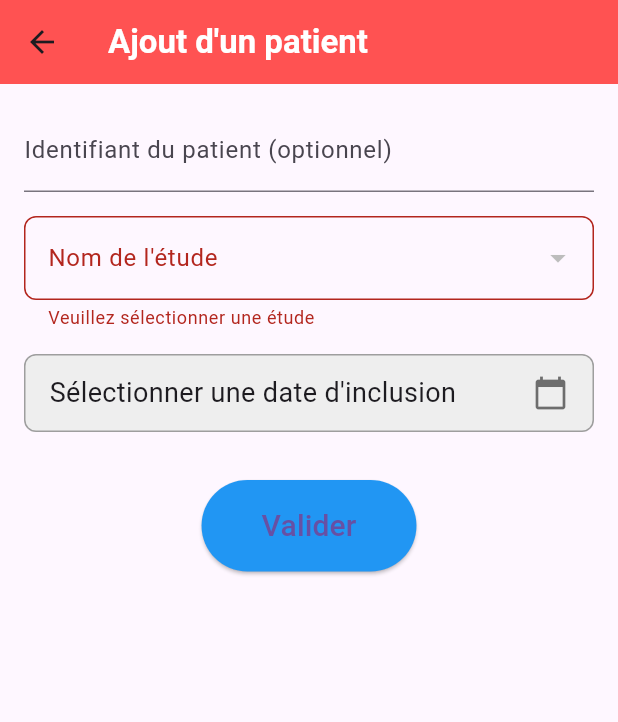
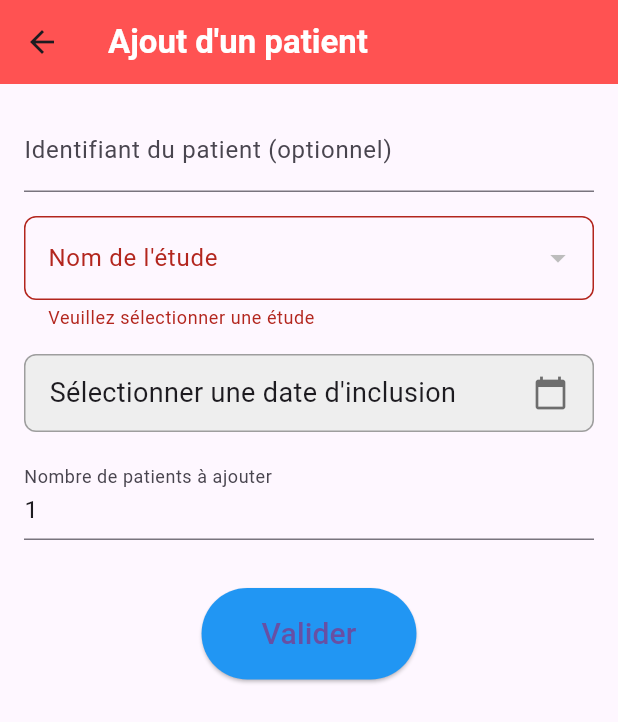
Before and after one commit to Darksasouce/PrismaticsProj, a Flutter app: the AjoutPatientPage screen opened directly, after a tap on "Valider", on a phone screen of 412 x 824 dp. Shown: the top 722 px of the screen. Run offline on Flutter 3.47's test engine with Material 3 defaults, Android fonts, the phone set to English and light mode, and no system bars; our stand-ins replace fl_chart, image_picker, supabase_flutter; missing offline and left inert: postgres; accounts and stored records are empty.

```diff
--- a/lib/screens/ajout_patient.dart
+++ b/lib/screens/ajout_patient.dart
@@ -19,6 +19,7 @@ class _AjoutPatientPageState extends State<AjoutPatientPage> {
   String? _selectedEtude;
   String? _patientId;
   DateTime? _selectedDate;
+  int _nbPatients = 1; // Nouveau champ pour ajouter plusieurs patients
 
   @override
   void initState() {
@@ -26,7 +27,7 @@ class _AjoutPatientPageState extends State<AjoutPatientPage> {
     _fetchEtudes();
   }
 
-  /// **🔹 Récupérer les études disponibles**
+  /// **🔹 Récupérer les études disponibles depuis la base de données**
   Future<void> _fetchEtudes() async {
     try {
       final response = await supabase.from('etude').select('nom');
@@ -55,13 +56,13 @@ class _AjoutPatientPageState extends State<AjoutPatientPage> {
     }
   }
 
-  /// **🔹 Générer un identifiant patient unique si aucun n'est saisi**
+  /// **🔹 Générer un identifiant patient unique**
   String _generateIdentifiant() {
-    return "PAT-${Random().nextInt(9999999)}"; // Génère un identifiant de type PAT-XXXXXXX
+    return "PAT-${Random().nextInt(9999999)}"; // Format : PAT-XXXXXXX
   }
 
-  /// **🔹 Ajouter un patient et mettre à jour le compteur**
-  Future<void> _addPatient() async {
+  /// **🔹 Ajouter un ou plusieurs patients à la base de données**
+  Future<void> _addPatients() async {
     if (!_formKey.currentState!.validate()) return;
     _formKey.currentState!.save();
     final currentContext = context;
@@ -71,25 +72,35 @@ class _AjoutPatientPageState extends State<AjoutPatientPage> {
         throw Exception("L'étude sélectionnée n'est pas valide.");
       }
 
-      // **Générer un identifiant unique si vide**
-      String generatedIdentifiant = _patientId != null && _patientId!.isNotEmpty
-          ? _patientId!
-          : _generateIdentifiant();
-
       String inclusionDate = _selectedDate != null
           ? DateFormat('yyyy-MM-dd').format(_selectedDate!)
           : DateFormat('yyyy-MM-dd').format(DateTime.now());
 
-      debugPrint("📝 Tentative d'insertion...");
-      await supabase.from('patients').insert({
-        'etude': _selectedEtude,
-        'inclusion_date': inclusionDate,
-        'identifiant': generatedIdentifiant, // ✅ Ajout du champ identifiant
-      });
+      List<Map<String, dynamic>> patientsData = [];
 
-      debugPrint("✅ Patient ajouté avec succès.");
+      // **Si un identifiant est renseigné, ajouter un seul patient**
+      if (_patientId != null && _patientId!.isNotEmpty) {
+        patientsData.add({
+          'etude': _selectedEtude,
+          'inclusion_date': inclusionDate,
+          'identifiant': _patientId!,
+        });
+      } else {
+        // **Si aucun identifiant n'est renseigné, générer plusieurs patients**
+        for (int i = 0; i < _nbPatients; i++) {
+          patientsData.add({
+            'etude': _selectedEtude,
+            'inclusion_date': inclusionDate,
+            'identifiant': _generateIdentifiant(),
+          });
+        }
+      }
 
-      // **🔄 Mise à jour du compteur de patients**
+      debugPrint("📝 Ajout de ${patientsData.length} patients...");
+      await supabase.from('patients').insert(patientsData);
+      debugPrint("✅ Patients ajoutés avec succès.");
+
+      // **🔄 Mise à jour du compteur de patients dans la table `etude`**
       final etudeResponse = await supabase
           .from('etude')
           .select('nbpatient')
@@ -98,14 +109,14 @@ class _AjoutPatientPageState extends State<AjoutPatientPage> {
 
       if (etudeResponse != null && etudeResponse['nbpatient'] != null) {
         int currentNbPatient = etudeResponse['nbpatient'];
-        await supabase.from('etude').update({'nbpatient': currentNbPatient + 1}).eq('nom', _selectedEtude);
-        debugPrint("✅ Nombre de patients mis à jour : ${currentNbPatient + 1}");
+        await supabase.from('etude').update({'nbpatient': currentNbPatient + patientsData.length}).eq('nom', _selectedEtude);
+        debugPrint("✅ Nombre de patients mis à jour : ${currentNbPatient + patientsData.length}");
       } else {
         debugPrint("⚠ Problème récupération nbpatient.");
       }
 
       ScaffoldMessenger.of(currentContext).showSnackBar(
-        SnackBar(content: Text("Patient ajouté avec succès ! Identifiant : $generatedIdentifiant")),
+        SnackBar(content: Text("${patientsData.length} patient(s) ajouté(s) avec succès !")),
       );
 
       Navigator.pushReplacement(currentContext, MaterialPageRoute(builder: (context) => const AccueilPage()));
@@ -175,9 +186,16 @@ class _AjoutPatientPageState extends State<AjoutPatientPage> {
                   ),
                 ),
               ),
+              const SizedBox(height: 16),
+              TextFormField(
+                decoration: const InputDecoration(labelText: "Nombre de patients à ajouter"),
+                keyboardType: TextInputType.number,
+                initialValue: "1",
+                onChanged: (value) => _nbPatients = int.tryParse(value) ?? 1,
+              ),
               const SizedBox(height: 32),
               ElevatedButton(
-                onPressed: _addPatient,
+                onPressed: _addPatients,
                 style: ElevatedButton.styleFrom(
                   backgroundColor: Colors.blue,
                   padding: const EdgeInsets.symmetric(horizontal: 40, vertical: 16),
```
Also changed, not shown: lib/screens/AdministrationBoostDRGPage.dart (+5 -2 lines), lib/screens/SchemaRecherchePrediback.dart (+9 -3 lines), lib/screens/SchemaRecherchePredipain.dart (+11 -6 lines), lib/screens/accueil.dart (+70 -29 lines), lib/screens/ajout_etude.dart (+51 -64 lines).
